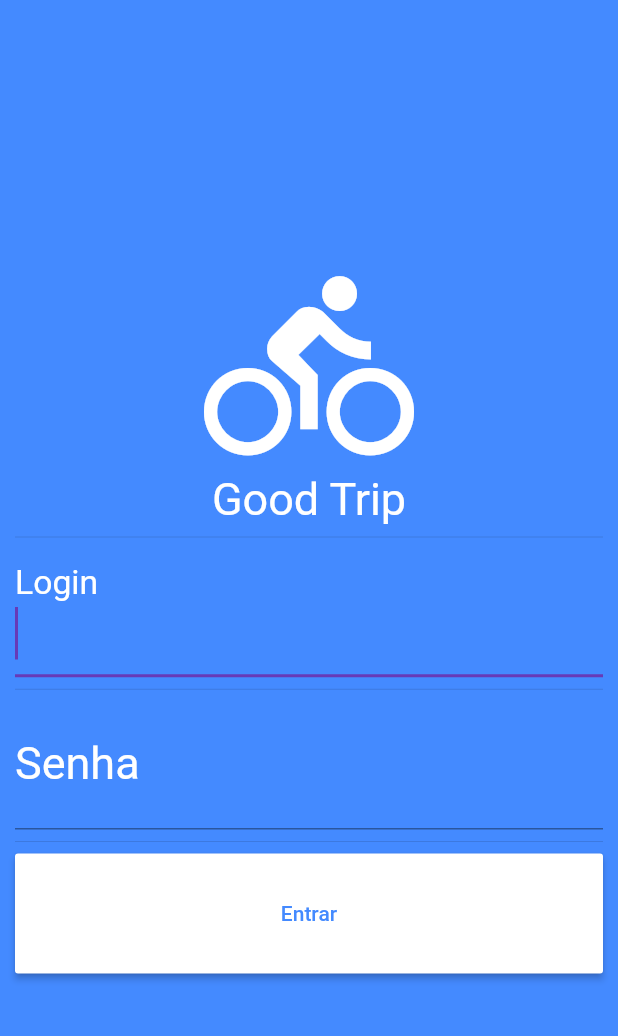
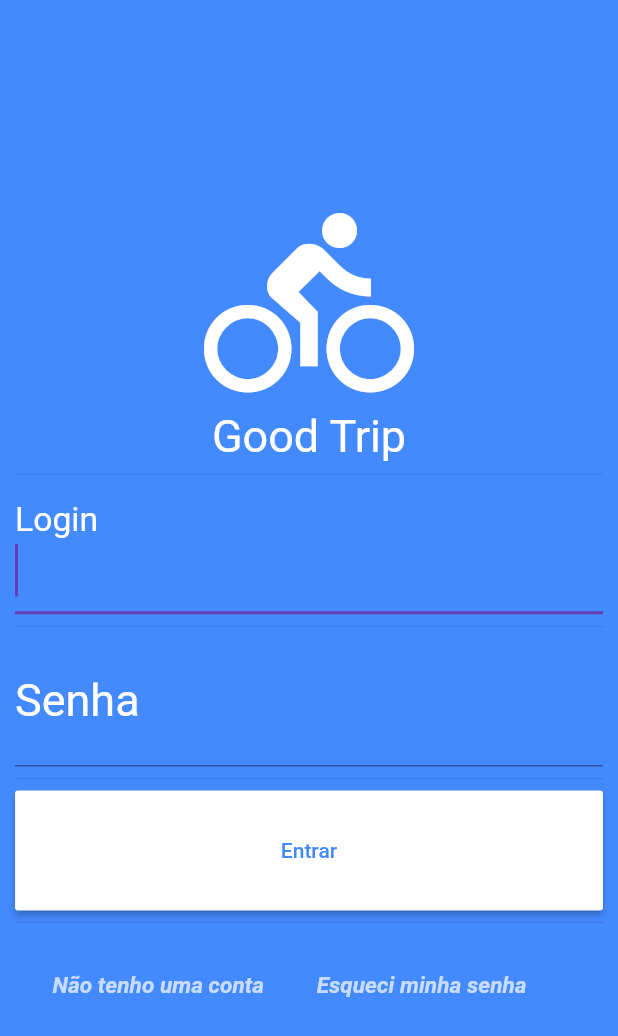
Before and after one commit to maanoel/damage_reduction, a Flutter app: the screen it shows after launch, on a phone screen of 412 x 824 dp. Shown: the top 1036 px of the screen. Run offline on Flutter 3.47's test engine with Material 2 defaults, Android fonts, the phone set to English and light mode, and no system bars.

```diff
--- a/lib/login.page.dart
+++ b/lib/login.page.dart
@@ -2,6 +2,7 @@ import 'package:flutter/material.dart';
 import 'package:http/http.dart' as http;
 import 'dart:convert';
 import 'menu.dart';
+import 'new_user.dart';
 
 class LoginPage extends StatefulWidget {
   @override
@@ -58,60 +59,94 @@ class _LoginPageState extends State<LoginPage> {
                         height: 80.0,
                         child: RaisedButton(
                           color: Colors.white,
-                      onPressed: ()  =>  {
+                          onPressed: () => {
                             tryLogin(),
                           },
                           child: Text('Entrar',
                               style: TextStyle(color: Colors.blueAccent)),
-                    ))
+                        )),
+                    Divider(),
+                    Row(
+                      children: <Widget>[
+                        Container(
+                            padding: EdgeInsets.all(25),
+                            child: GestureDetector(
+                                onTap: () {
+
+                                  Navigator.push(
+                                    context,
+                                    MaterialPageRoute(builder: (context) => NewUserPage()),
+                                  );
+
+                                },
+                                child: Text('Não tenho uma conta',
+                                    style: TextStyle(
+                                        color: Colors.white70,
+                                        fontWeight: FontWeight.bold,
+                                        fontStyle: FontStyle.italic,
+                                        fontSize: 15)))),
+                        Container(
+                          padding: EdgeInsets.all(10),
+                          child: GestureDetector(
+                            onTap: (){
+                              Navigator.push(
+                                  context,
+                                  MaterialPageRoute(builder: (context) => Menu())
+                              );
+                            },
+                            child: Text('Esqueci minha senha',
+                                style: TextStyle(
+                                    color: Colors.white70,
+                                    fontWeight: FontWeight.bold,
+                                    fontStyle: FontStyle.italic,
+                                    fontSize: 15)),
+                          ),
+                        )
+                      ],
+                    )
                   ],
                 ),
               )),
         );
   }
 
-  void tryLogin () async {
-
+  void tryLogin() async {
     String login = _userNameController.text;
     String senha = _passwordController.text;
     bool userCanLogin = false;
 
     var headers = {
-      "content-type" : "application/json",
-    "accept" : "application/json",
+      "content-type": "application/json",
+      "accept": "application/json",
     };
 
     String data = '{"login": "$login", "accessKey": "$senha"}';
 
     //parametrizar a url da api
-   var  resp = await http.post("http://192.168.200.1:5000/api/Login/v1",body: data, headers: headers);
+    var resp = await http.post("http://192.168.200.1:5000/api/Login/v1",
+        body: data, headers: headers);
 
     final body = jsonDecode(resp.body);
 
-   print(body["autenticated"] );
+    print(body["autenticated"]);
 
-    if(body["autenticated"] == true){
+    if (body["autenticated"] == true) {
       userCanLogin = true;
     }
 
-    if (userCanLogin)
-      {
+    if (userCanLogin) {
       Navigator.push(
         context,
-        MaterialPageRoute(
-            builder: (context) => Menu()),
+        MaterialPageRoute(builder: (context) => Menu()),
       );
-    }
-    else
-    {
+    } else {
       // set up the button
       showDialog(
         context: context,
         builder: (BuildContext context) {
           return AlertDialog(
             title: Text("Ops..."),
-            content: Text(
-                "Verifique seu login ou sua senha."),
+            content: Text("Verifique seu login ou sua senha."),
             actions: <Widget>[
               FlatButton(
                 child: Text("OK"),
@@ -123,5 +158,4 @@ class _LoginPageState extends State<LoginPage> {
       );
     }
   }
-
 }
--- a/lib/main.dart
+++ b/lib/main.dart
@@ -7,7 +7,6 @@ class MyApp extends StatelessWidget{
 
   @override
   Widget build(BuildContext context) {
-
     return MaterialApp(
       title: 'Good Trip',
       theme: ThemeData(primarySwatch: Colors.deepPurple),
```
Also changed, not shown: lib/new_user.dart (added, +128 -0 lines). Lines whose indentation alone changed are shown as unchanged.
